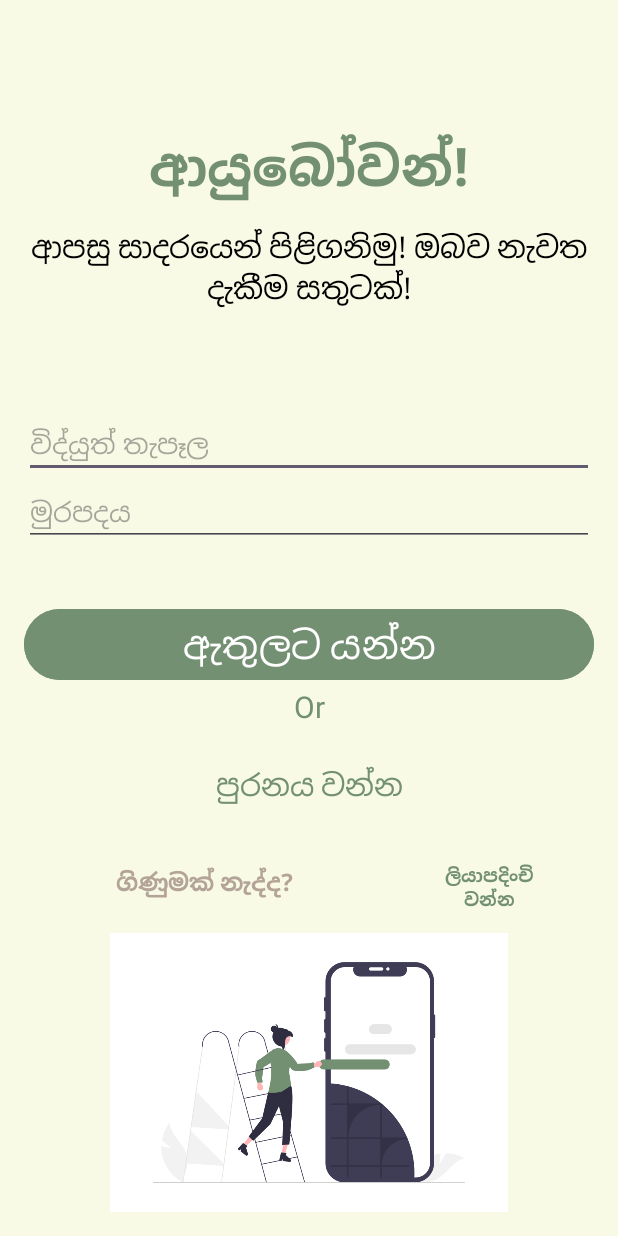
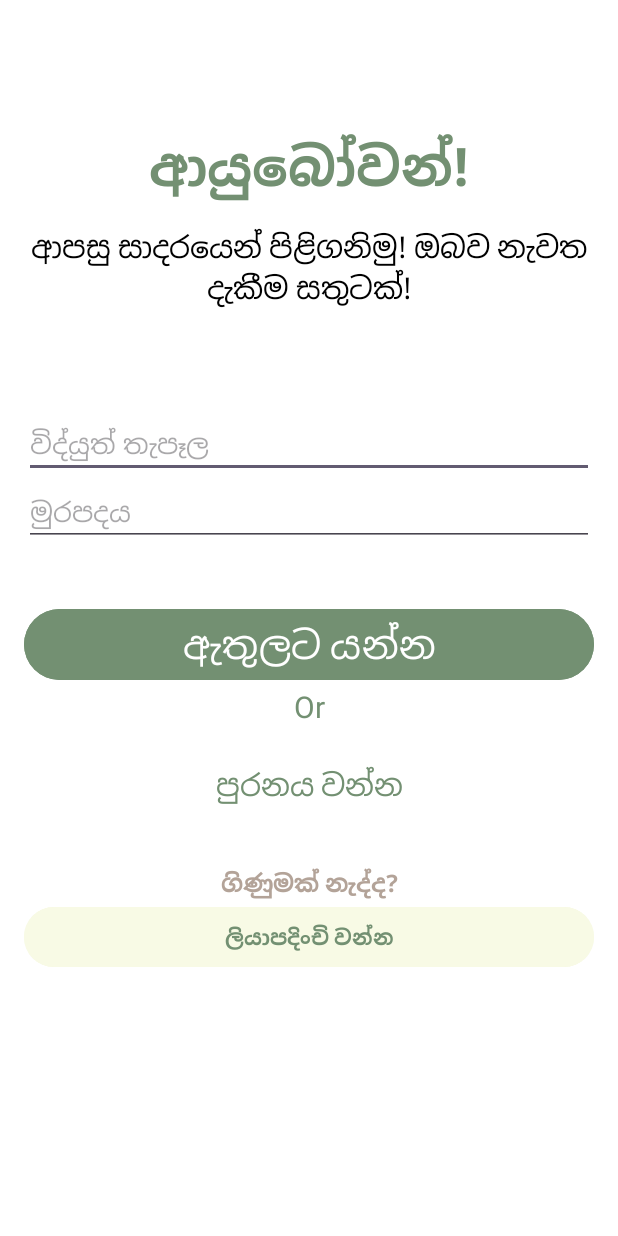
Before and after one commit to ChamodaDSilva/Cinnemease-APP, an Android app: the layout activity_sign_in.xml on its own in the app's theme, with its tools: preview values and no code run, on a phone screen of 412 x 824 dp. Run offline under Robolectric (Android 15) with nearby library versions, the phone set to English and light mode, and no system bars.

Commit message:
sign in done

```diff
--- a/app/src/main/java/com/example/cinnamease/SplashScreen.java
+++ b/app/src/main/java/com/example/cinnamease/SplashScreen.java
@@ -19,7 +19,8 @@ public class SplashScreen extends AppCompatActivity {
             @Override
             public void run() {
                 // Start main activity after splash screen duration
-                Intent intent = new Intent(SplashScreen.this, MainActivity.class);
+//                Intent intent = new Intent(SplashScreen.this, MainActivity.class);
+                Intent intent = new Intent(SplashScreen.this, Sign_In.class);
                 startActivity(intent);
                 finish(); // Prevent going back to splash screen when pressing back button
             }
--- a/app/src/main/res/layout/activity_sign_in.xml
+++ b/app/src/main/res/layout/activity_sign_in.xml
@@ -5,7 +5,7 @@
     android:layout_height="match_parent"
     android:orientation="vertical"
     android:padding="16dp"
-    android:background="@color/screen_bg">
+    android:background="@color/white">
 
     <!-- Space Heading -->
 
@@ -123,36 +123,31 @@
 
     <LinearLayout
         android:layout_width="match_parent"
-        android:layout_height="61dp"
+        android:layout_height="40dp"
         android:orientation="horizontal">
 
         <TextView
             android:id="@+id/textViewSignUp"
-            android:layout_width="240dp"
-            android:layout_height="wrap_content"
+            android:layout_width="match_parent"
+            android:layout_height="match_parent"
             android:gravity="center"
             android:paddingTop="16dp"
             android:text="@string/don_t_have_an_account_sign_in"
             android:textColor="@color/text_next"
-            android:textStyle="bold"
-            android:textSize="16sp" />
+            android:textSize="16sp"
+            android:textStyle="bold" />
 
 
-        <Button
-            android:id="@+id/buttonSignUp1"
-            android:layout_width="match_parent"
-            android:layout_height="match_parent"
-            android:backgroundTint="@color/screen_bg"
-            android:text="@string/sign_up"
-            android:textColor="@color/app_primary"
-            android:textSize="12sp"
-            android:textStyle="bold" />
     </LinearLayout>
 
-    <ImageView
-        android:id="@+id/imageView2"
+    <Button
+        android:id="@+id/buttonSignUp1"
         android:layout_width="match_parent"
-        android:layout_height="match_parent"
-        app:srcCompat="@drawable/create" />
+        android:layout_height="wrap_content"
+        android:backgroundTint="@color/screen_bg"
+        android:text="@string/sign_up"
+        android:textColor="@color/app_primary"
+        android:textSize="14dp"
+        android:textStyle="bold" />
 
 </LinearLayout>
```
Also changed, not shown: app/src/main/java/com/example/cinnamease/Sign_In.java (+88 -0 lines).
